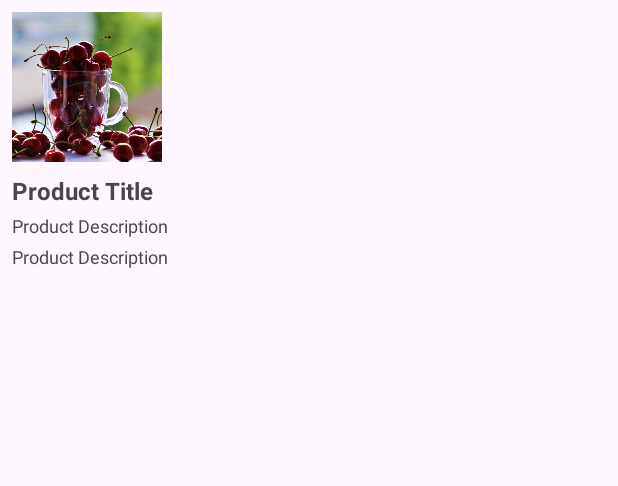
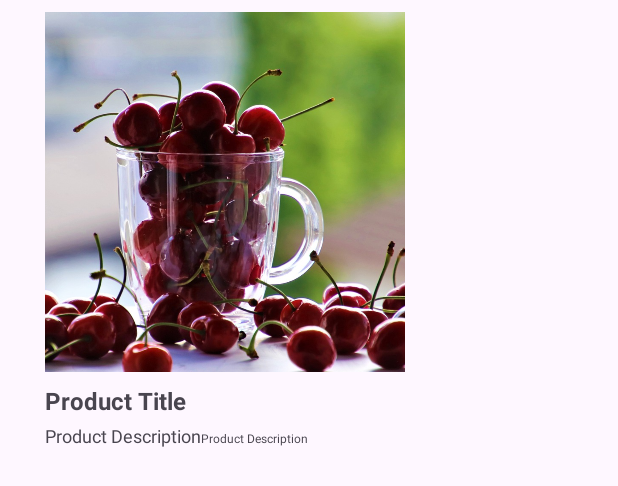
Before and after one commit to chocomochalatte/bundlebundle, an Android app: the layout item_product.xml on its own in the app's theme, with its tools: preview values and no code run, on a phone screen of 412 x 824 dp. Shown: the top 486 px of the screen. Run offline under Robolectric (Android 15) with nearby library versions, the light colour scheme and no system bars.

Commit message:
feat: 이미지 뷰 크기변경

```diff
--- a/app/src/main/res/layout/item_product.xml
+++ b/app/src/main/res/layout/item_product.xml
@@ -1,26 +1,33 @@
 <?xml version="1.0" encoding="utf-8"?>
 <!-- item_product.xml -->
 <LinearLayout xmlns:android="http://schemas.android.com/apk/res/android"
-    android:layout_width="wrap_content"
+    android:layout_width="300dp"
     android:layout_height="wrap_content"
     android:orientation="vertical"
     android:padding="8dp">
 
     <ImageView
         android:id="@+id/imageView"
-        android:layout_width="100dp"
-        android:layout_height="100dp"
+        android:layout_width="240dp"
+        android:layout_height="240dp"
         android:scaleType="centerCrop"
+        android:layout_gravity="center"
         android:src="@drawable/cherry" />
 
     <TextView
         android:id="@+id/titleTextView"
-        android:layout_width="wrap_content"
+        android:layout_width="240dp"
         android:layout_height="wrap_content"
         android:textSize="16sp"
         android:textStyle="bold"
         android:layout_marginTop="8dp"
+        android:layout_gravity="center"
         android:text="Product Title" />
+
+    <LinearLayout
+        android:layout_width="240dp"
+        android:layout_height="match_parent"
+        android:layout_gravity="center">
 
         <TextView
             android:id="@+id/descriptionBigPriceView"
@@ -36,6 +43,9 @@
             android:layout_height="wrap_content"
             android:layout_marginTop="4dp"
             android:text="Product Description"
-        android:textSize="12sp" />
+            android:textSize="8sp" />
+    </LinearLayout>
+
+
 
 </LinearLayout>
```
Also changed, not shown: app/src/main/java/com/example/bundlebundle/ProductAdapter.kt (+6 -2 lines), app/src/main/java/com/example/bundlebundle/ProductFragment.kt (+5 -5 lines). Lines whose indentation alone changed are shown as unchanged.
